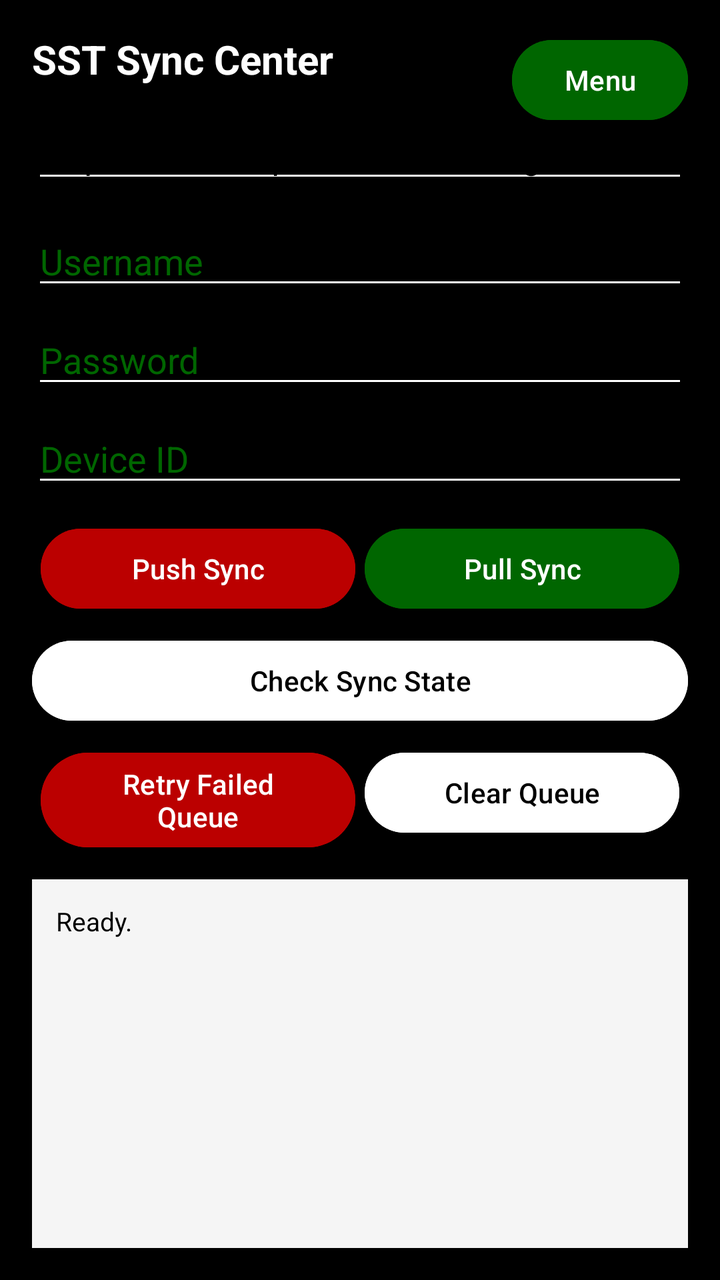
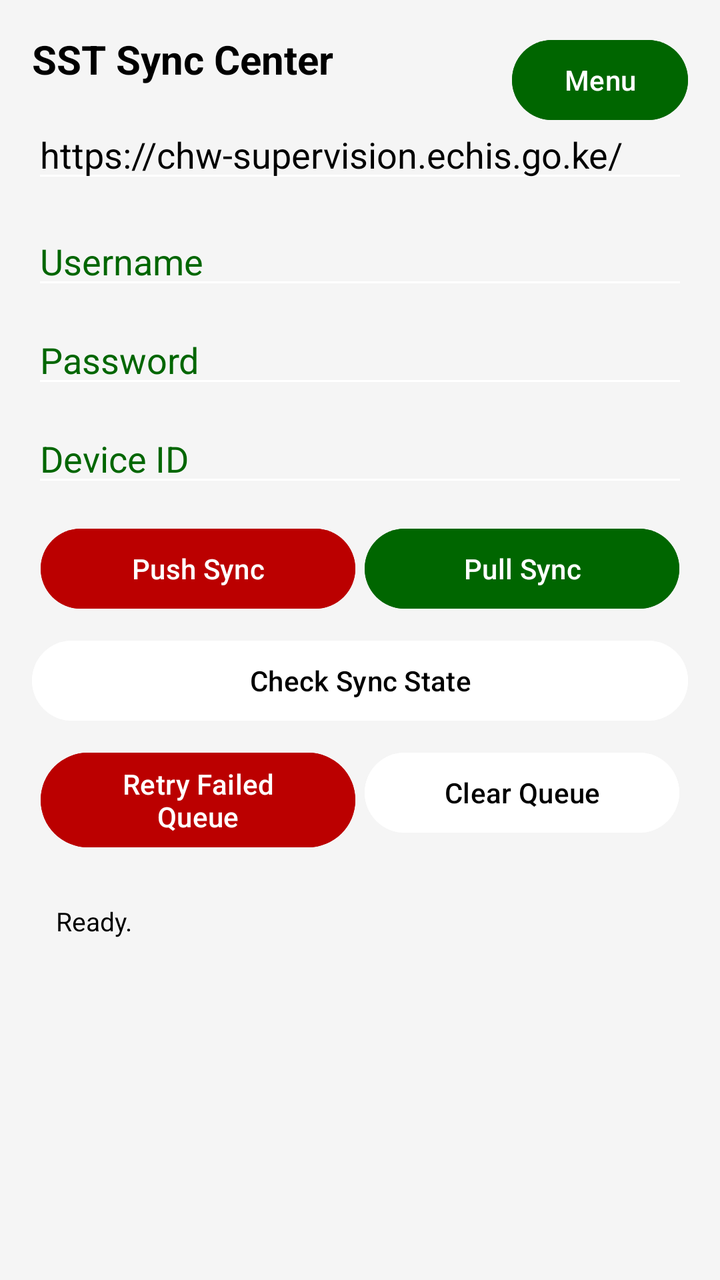

Before-and-after screenshots of an Android layout around one commit, followed by the original layout XML and the change that was made.
<!-- AndroidManifest.xml: application theme Theme.SST -->
<!-- res/layout/activity_main.xml -->
<?xml version="1.0" encoding="utf-8"?>
<androidx.constraintlayout.widget.ConstraintLayout xmlns:android="http://schemas.android.com/apk/res/android"
    xmlns:app="http://schemas.android.com/apk/res-auto"
    android:layout_width="match_parent"
    android:layout_height="match_parent"
    android:background="@color/kenya_black"
    android:padding="16dp">

    <TextView
        android:id="@+id/syncTitle"
        android:layout_width="0dp"
        android:layout_height="wrap_content"
        android:text="SST Sync Center"
        android:textColor="@color/kenya_white"
        android:textSize="20sp"
        android:textStyle="bold"
        app:layout_constraintEnd_toStartOf="@id/backMenuBtn"
        app:layout_constraintStart_toStartOf="parent"
        app:layout_constraintTop_toTopOf="parent" />

    <Button
        android:id="@+id/backMenuBtn"
        android:layout_width="wrap_content"
        android:layout_height="wrap_content"
        android:backgroundTint="@color/kenya_green"
        android:text="Menu"
        android:textColor="@color/kenya_white"
        app:layout_constraintEnd_toEndOf="parent"
        app:layout_constraintTop_toTopOf="parent" />

    <EditText
        android:id="@+id/baseUrlInput"
        android:layout_width="0dp"
        android:layout_height="wrap_content"
        android:layout_marginTop="12dp"
        android:backgroundTint="@color/kenya_white"
        android:hint="Base URL (e.g. https://chw-supervision.echis.go.ke/)"
        android:inputType="textUri"
        android:textColor="@color/kenya_black"
        android:textColorHint="@color/kenya_green"
        android:text="https://chw-supervision.echis.go.ke/"
        app:layout_constraintEnd_toEndOf="parent"
        app:layout_constraintStart_toStartOf="parent"
        app:layout_constraintTop_toBottomOf="@id/syncTitle" />

    <EditText
        android:id="@+id/usernameInput"
        android:layout_width="0dp"
        android:layout_height="wrap_content"
        android:layout_marginTop="12dp"
        android:backgroundTint="@color/kenya_white"
        android:hint="Username"
        android:textColor="@color/kenya_black"
        android:textColorHint="@color/kenya_green"
        app:layout_constraintEnd_toEndOf="parent"
        app:layout_constraintStart_toStartOf="parent"
        app:layout_constraintTop_toBottomOf="@id/baseUrlInput" />

    <EditText
        android:id="@+id/passwordInput"
        android:layout_width="0dp"
        android:layout_height="wrap_content"
        android:layout_marginTop="8dp"
        android:backgroundTint="@color/kenya_white"
        android:hint="Password"
        android:inputType="textPassword"
        android:textColor="@color/kenya_black"
        android:textColorHint="@color/kenya_green"
        app:layout_constraintEnd_toEndOf="parent"
        app:layout_constraintStart_toStartOf="parent"
        app:layout_constraintTop_toBottomOf="@id/usernameInput" />

    <EditText
        android:id="@+id/deviceIdInput"
        android:layout_width="0dp"
        android:layout_height="wrap_content"
        android:layout_marginTop="8dp"
        android:backgroundTint="@color/kenya_white"
        android:hint="Device ID"
        android:textColor="@color/kenya_black"
        android:textColorHint="@color/kenya_green"
        app:layout_constraintEnd_toEndOf="parent"
        app:layout_constraintStart_toStartOf="parent"
        app:layout_constraintTop_toBottomOf="@id/passwordInput" />

    <Button
        android:id="@+id/pushSyncBtn"
        android:layout_width="0dp"
        android:layout_height="wrap_content"
        android:layout_marginTop="12dp"
        android:backgroundTint="@color/kenya_red"
        android:text="Push Sync"
        android:textColor="@color/kenya_white"
        app:layout_constraintEnd_toStartOf="@id/pullSyncBtn"
        app:layout_constraintStart_toStartOf="parent"
        app:layout_constraintTop_toBottomOf="@id/deviceIdInput"
        app:layout_constraintWidth_percent="0.48" />

    <Button
        android:id="@+id/pullSyncBtn"
        android:layout_width="0dp"
        android:layout_height="wrap_content"
        android:layout_marginTop="12dp"
        android:backgroundTint="@color/kenya_green"
        android:text="Pull Sync"
        android:textColor="@color/kenya_white"
        app:layout_constraintEnd_toEndOf="parent"
        app:layout_constraintStart_toEndOf="@id/pushSyncBtn"
        app:layout_constraintTop_toBottomOf="@id/deviceIdInput"
        app:layout_constraintWidth_percent="0.48" />

    <Button
        android:id="@+id/stateBtn"
        android:layout_width="0dp"
        android:layout_height="wrap_content"
        android:layout_marginTop="8dp"
        android:backgroundTint="@color/kenya_white"
        android:text="Check Sync State"
        android:textColor="@color/kenya_black"
        app:layout_constraintEnd_toEndOf="parent"
        app:layout_constraintStart_toStartOf="parent"
        app:layout_constraintTop_toBottomOf="@id/pushSyncBtn" />

    <Button
        android:id="@+id/retryFailedBtn"
        android:layout_width="0dp"
        android:layout_height="wrap_content"
        android:layout_marginTop="8dp"
        android:backgroundTint="@color/kenya_red"
        android:text="Retry Failed Queue"
        android:textColor="@color/kenya_white"
        app:layout_constraintEnd_toStartOf="@id/clearQueueBtn"
        app:layout_constraintStart_toStartOf="parent"
        app:layout_constraintTop_toBottomOf="@id/stateBtn"
        app:layout_constraintWidth_percent="0.48" />

    <Button
        android:id="@+id/clearQueueBtn"
        android:layout_width="0dp"
        android:layout_height="wrap_content"
        android:layout_marginTop="8dp"
        android:backgroundTint="@color/kenya_white"
        android:text="Clear Queue"
        android:textColor="@color/kenya_black"
        app:layout_constraintEnd_toEndOf="parent"
        app:layout_constraintStart_toEndOf="@id/retryFailedBtn"
        app:layout_constraintTop_toBottomOf="@id/stateBtn"
        app:layout_constraintWidth_percent="0.48" />

    <TextView
        android:id="@+id/outputView"
        android:layout_width="0dp"
        android:layout_height="0dp"
        android:layout_marginTop="12dp"
        android:background="@color/surface_light"
        android:padding="12dp"
        android:text="Ready."
        android:textColor="@color/kenya_black"
        android:textSize="13sp"
        app:layout_constraintBottom_toBottomOf="parent"
        app:layout_constraintEnd_toEndOf="parent"
        app:layout_constraintStart_toStartOf="parent"
        app:layout_constraintTop_toBottomOf="@id/retryFailedBtn" />

</androidx.constraintlayout.widget.ConstraintLayout>
<!-- resources referenced by this layout -->
<resources>
  <color name="kenya_black">#000000</color>
  <color name="kenya_green">#006600</color>
  <color name="kenya_red">#BB0000</color>
  <color name="kenya_white">#FFFFFF</color>
  <color name="surface_light">#F5F5F5</color>
  <style name="Theme.SST" parent="Theme.Material3.DayNight.NoActionBar">
          <item name="colorPrimary">@color/kenya_red</item>
          <item name="colorOnPrimary">@color/kenya_white</item>
          <item name="colorSecondary">@color/kenya_green</item>
          <item name="colorOnSecondary">@color/kenya_white</item>
          <item name="android:statusBarColor">@color/kenya_black</item>
          <item name="android:navigationBarColor">@color/kenya_black</item>
      </style>
</resources>

<!-- the commit's change to res/layout/activity_main.xml (unified diff, before → after) -->
@@ -3,7 +3,7 @@
     xmlns:app="http://schemas.android.com/apk/res-auto"
     android:layout_width="match_parent"
     android:layout_height="match_parent"
-    android:background="@color/kenya_black"
+    android:background="@color/surface_light"
     android:padding="16dp">
 
     <TextView
@@ -11,7 +11,7 @@
         android:layout_width="0dp"
         android:layout_height="wrap_content"
         android:text="SST Sync Center"
-        android:textColor="@color/kenya_white"
+        android:textColor="@color/kenya_black"
         android:textSize="20sp"
         android:textStyle="bold"
         app:layout_constraintEnd_toStartOf="@id/backMenuBtn"
<!-- resource entries referenced after the edit -->
@@ -10,8 +10,8 @@
           <item name="colorOnPrimary">@color/kenya_white</item>
           <item name="colorSecondary">@color/kenya_green</item>
           <item name="colorOnSecondary">@color/kenya_white</item>
-          <item name="android:statusBarColor">@color/kenya_black</item>
-          <item name="android:navigationBarColor">@color/kenya_black</item>
+          <item name="android:statusBarColor">@color/surface_light</item>
+          <item name="android:navigationBarColor">@color/surface_light</item>
       </style>
 </resources>
 
